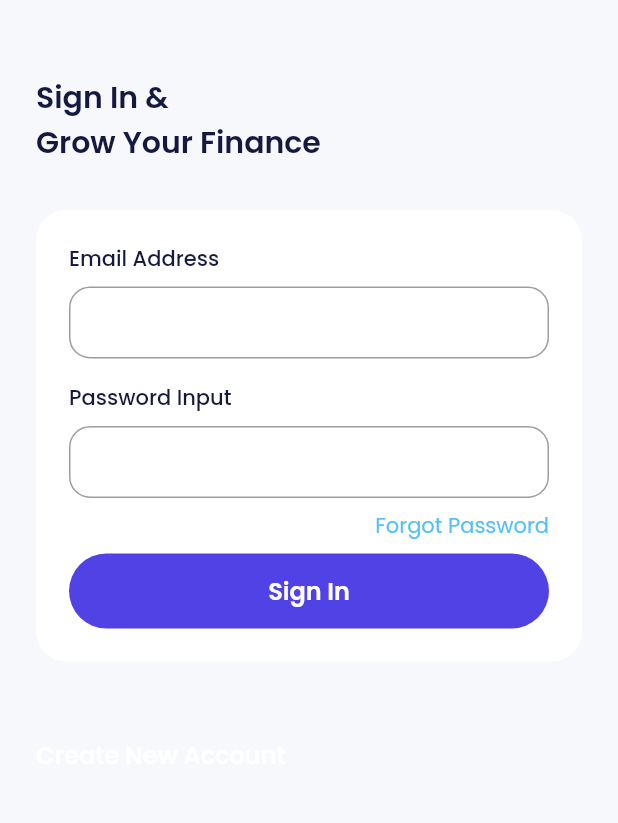
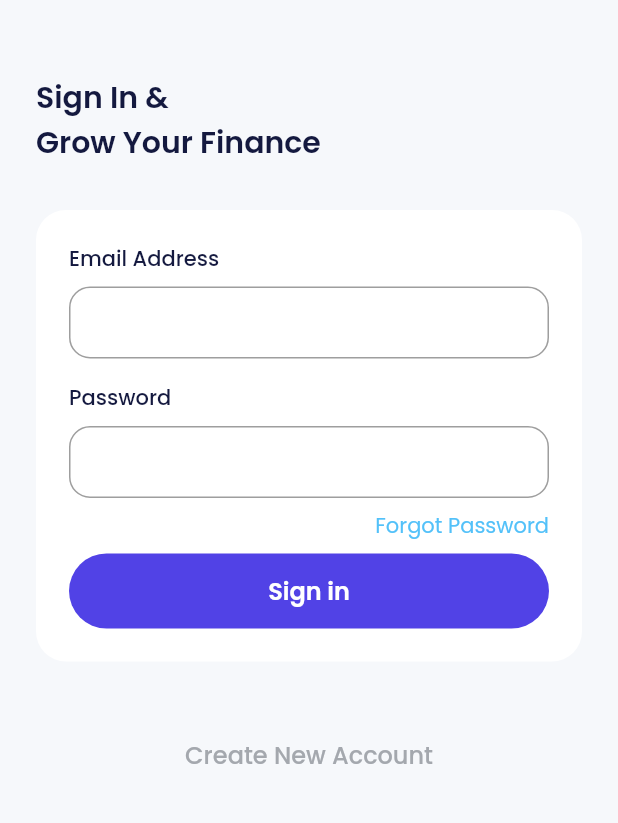
Before and after one commit to yoannikaros/ewallet, a Flutter app: the SignInPage screen opened directly, on a phone screen of 412 x 824 dp, the part 225-1048 px from its top. Run offline on Flutter 3.47's test engine with Material 2 defaults, Android fonts, the phone set to English and light mode, and no system bars; our stand-ins replace carousel_slider, google_fonts.

Commit message:
Custom Widget

```diff
--- a/lib/ui/pages/onboarding_page.dart
+++ b/lib/ui/pages/onboarding_page.dart
@@ -1,6 +1,7 @@
 import 'package:carousel_slider/carousel_slider.dart';
 import 'package:ewallet/shared/theme.dart';
 import 'package:ewallet/ui/pages/sign_in_page.dart';
+import 'package:ewallet/ui/widgets/buttons.dart';
 import 'package:flutter/material.dart';
 
 class OnBoardingPage extends StatefulWidget {
@@ -93,24 +94,9 @@ class _OnBoardingPageState extends State<OnBoardingPage> {
                   currenIndex == 2
                       ? Column(
                           children: [
-                            SizedBox(
-                              height: 50,
-                              width: double.infinity,
-                              child: TextButton(
-                                onPressed: () {
-                                  carouselController.nextPage();
-                                },
-                                style: TextButton.styleFrom(
-                                    backgroundColor: purpleColor,
-                                    shape: RoundedRectangleBorder(
-                                        borderRadius:
-                                            BorderRadius.circular(56))),
-                                child: Text(
-                                  'Get Started',
-                                  style: whiteTextStyle.copyWith(
-                                      fontSize: 16, fontWeight: semiBold),
-                                ),
-                              ),
+                            CustomFilledButton(
+                              title: 'Get Started',
+                              onPressed: () {},
                             ),
                             const SizedBox(
                               height: 20,
@@ -169,25 +155,13 @@ class _OnBoardingPageState extends State<OnBoardingPage> {
                                       : lightBackgroundColor),
                             ),
                             const Spacer(),
-                            SizedBox(
-                              height: 50,
-                              width: 200,
-                              child: TextButton(
-                                onPressed: () {
-                                  carouselController.nextPage();
-                                },
-                                style: TextButton.styleFrom(
-                                    backgroundColor: purpleColor,
-                                    shape: RoundedRectangleBorder(
-                                        borderRadius:
-                                            BorderRadius.circular(56))),
-                                child: Text(
-                                  'Continue',
-                                  style: whiteTextStyle.copyWith(
-                                      fontSize: 16, fontWeight: semiBold),
-                                ),
-                              ),
-                            )
+                            CustomFilledButton(
+                              title: 'Continue',
+                              width: 150,
+                              onPressed: () {
+                                carouselController.nextPage();
+                              },
+                            ),
                           ],
                         )
                 ],
--- a/lib/ui/pages/sign_in_page.dart
+++ b/lib/ui/pages/sign_in_page.dart
@@ -1,4 +1,6 @@
 import 'package:ewallet/shared/theme.dart';
+import 'package:ewallet/ui/widgets/buttons.dart';
+import 'package:ewallet/ui/widgets/form.dart';
 import 'package:flutter/material.dart';
 
 class SignInPage extends StatelessWidget {
@@ -33,47 +35,16 @@ class SignInPage extends StatelessWidget {
               crossAxisAlignment: CrossAxisAlignment.start,
               children: [
                 //Email Input
-                Column(
-                  crossAxisAlignment: CrossAxisAlignment.start,
-                  children: [
-                    Text(
-                      'Email Address',
-                      style: blackTextStyle.copyWith(fontWeight: medium),
-                    ),
-                    const SizedBox(
-                      height: 8,
-                    ),
-                    TextFormField(
-                      decoration: InputDecoration(
-                          border: OutlineInputBorder(
-                              borderRadius: BorderRadius.circular(14)),
-                          contentPadding: const EdgeInsets.all(12)),
-                    )
-                  ],
-                ),
+                CustomFormField(tittle: 'Email Address'),
 
                 SizedBox(
                   height: 16,
                 ),
+
                 //Password Input
-                Column(
-                  crossAxisAlignment: CrossAxisAlignment.start,
-                  children: [
-                    Text(
-                      'Password Input',
-                      style: blackTextStyle.copyWith(fontWeight: medium),
-                    ),
-                    const SizedBox(
-                      height: 8,
-                    ),
-                    TextFormField(
-                      obscureText: true,
-                      decoration: InputDecoration(
-                          border: OutlineInputBorder(
-                              borderRadius: BorderRadius.circular(14)),
-                          contentPadding: const EdgeInsets.all(12)),
-                    )
-                  ],
+                CustomFormField(
+                  tittle: 'Password',
+                  obscureText: true,
                 ),
 
                 const SizedBox(
@@ -91,21 +62,9 @@ class SignInPage extends StatelessWidget {
                   height: 8,
                 ),
 
-                SizedBox(
-                  height: 50,
-                  width: double.infinity,
-                  child: TextButton(
-                    onPressed: () {},
-                    style: TextButton.styleFrom(
-                        backgroundColor: purpleColor,
-                        shape: RoundedRectangleBorder(
-                            borderRadius: BorderRadius.circular(56))),
-                    child: Text(
-                      'Sign In',
-                      style: whiteTextStyle.copyWith(
-                          fontSize: 16, fontWeight: semiBold),
-                    ),
-                  ),
+                CustomFilledButton(
+                  title: 'Sign in',
+                  onPressed: () {},
                 ),
               ],
             ),
@@ -113,10 +72,10 @@ class SignInPage extends StatelessWidget {
           const SizedBox(
             height: 50,
           ),
-          Text(
-            'Create New Account',
-            style: whiteTextStyle.copyWith(fontSize: 16, fontWeight: semiBold),
-          ),
+          CustomTextButtom(
+            title: 'Create New Account',
+            onPressed: () {},
+          )
         ],
       ),
     );
--- /dev/null
+++ b/lib/ui/widgets/buttons.dart
@@ -0,0 +1,68 @@
+import 'package:flutter/material.dart';
+
+import '../../shared/theme.dart';
+
+class CustomFilledButton extends StatelessWidget {
+  final String title;
+  final double width;
+  final double height;
+  final VoidCallback? onPressed;
+
+  const CustomFilledButton(
+      {Key? key,
+      required this.title,
+      this.width = double.infinity,
+      this.height = 50,
+      this.onPressed})
+      : super(key: key);
+
+  @override
+  Widget build(BuildContext context) {
+    return SizedBox(
+      height: height,
+      width: width,
+      child: TextButton(
+        onPressed: onPressed,
+        style: TextButton.styleFrom(
+            backgroundColor: purpleColor,
+            shape: RoundedRectangleBorder(
+                borderRadius: BorderRadius.circular(56))),
+        child: Text(
+          title,
+          style: whiteTextStyle.copyWith(fontSize: 16, fontWeight: semiBold),
+        ),
+      ),
+    );
+  }
+}
+
+class CustomTextButtom extends StatelessWidget {
+  final String title;
+  final double width;
+  final double height;
+  final VoidCallback? onPressed;
+
+  const CustomTextButtom(
+      {Key? key,
+      required this.title,
+      this.width = double.infinity,
+      this.height = 24,
+      this.onPressed})
+      : super(key: key);
+
+  @override
+  Widget build(BuildContext context) {
+    return SizedBox(
+      height: height,
+      width: width,
+      child: TextButton(
+        onPressed: onPressed,
+        style: TextButton.styleFrom(padding: EdgeInsets.zero),
+        child: Text(
+          title,
+          style: greyTextStyle.copyWith(fontSize: 16),
+        ),
+      ),
+    );
+  }
+}
--- /dev/null
+++ b/lib/ui/widgets/form.dart
@@ -0,0 +1,40 @@
+import 'package:flutter/material.dart';
+
+import '../../shared/theme.dart';
+
+class CustomFormField extends StatelessWidget {
+  final String tittle;
+  final bool obscureText;
+  final TextEditingController? controller;
+
+  const CustomFormField(
+      {Key? key,
+      required this.tittle,
+      this.controller,
+      this.obscureText = false})
+      : super(key: key);
+
+  @override
+  Widget build(BuildContext context) {
+    return Column(
+      crossAxisAlignment: CrossAxisAlignment.start,
+      children: [
+        Text(
+          tittle,
+          style: blackTextStyle.copyWith(fontWeight: medium),
+        ),
+        const SizedBox(
+          height: 8,
+        ),
+        TextFormField(
+          controller: controller,
+          obscureText: obscureText,
+          decoration: InputDecoration(
+              border:
+                  OutlineInputBorder(borderRadius: BorderRadius.circular(14)),
+              contentPadding: const EdgeInsets.all(12)),
+        )
+      ],
+    );
+  }
+}
```
